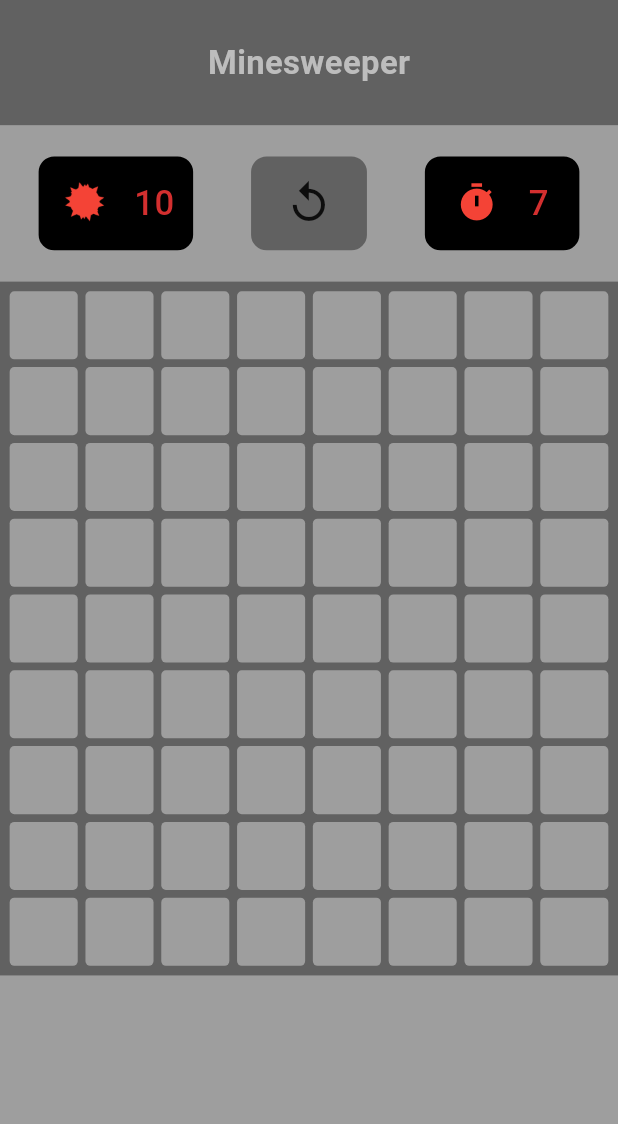
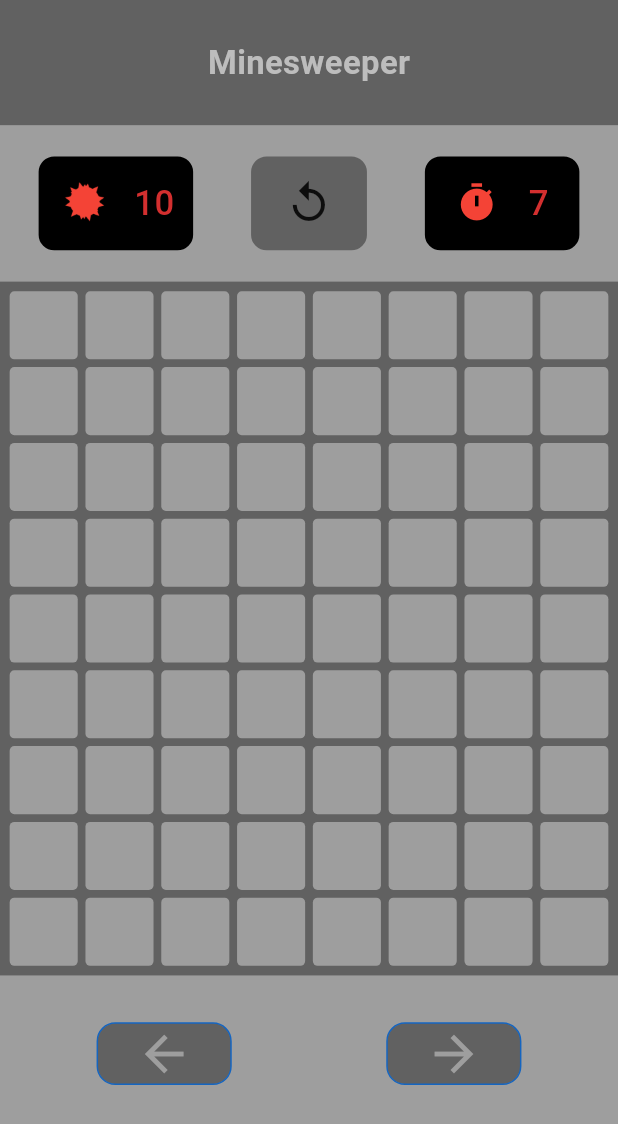
Before and after one commit to SalahMd/Minesweeper, a Flutter app: the screen it shows after launch, on a phone screen of 412 x 824 dp. Shown: the top 1124 px of the screen. Run offline on Flutter 3.47's test engine with Material 3 defaults, Android fonts, the light colour scheme and no system bars; drawn by our look-alikes of flutter_animate; our stand-ins replace flutter_screenutil, get, lottie.

Commit message:
Creating backward and forward

```diff
--- a/lib/feautres/home/view/screens/home_page.dart
+++ b/lib/feautres/home/view/screens/home_page.dart
@@ -1,7 +1,9 @@
 import 'package:flutter/material.dart';
+import 'package:flutter_screenutil/flutter_screenutil.dart';
 import 'package:get/get.dart';
 import 'package:untitled/feautres/home/controller/home_page_controller.dart';
 import 'package:untitled/feautres/home/view/widgets/grid.dart';
+import 'package:untitled/feautres/home/view/widgets/movements.dart';
 import 'package:untitled/feautres/home/view/widgets/timer.dart';
 import 'package:untitled/feautres/home/view/widgets/top_bar.dart';
 
@@ -28,6 +30,19 @@ class HomePage extends StatelessWidget {
                 numOfCells: controller.numOfCells,
                 controller: controller,
                 numOfColumns: controller.numOfColumns,
+              ),
+              SizedBox(
+                height: 30.h,
+              ),
+              Movements(
+                onBackMove: () {
+                  controller.backMove(
+                      controller.posXLstMove, controller.posYLastMove);
+                },
+                onForwardMove: () {
+                  controller.forwardMove(
+                      controller.posXLstMove, controller.posYLastMove);
+                },
               )
             ],
           ),
--- /dev/null
+++ b/lib/feautres/home/view/widgets/movements.dart
@@ -0,0 +1,57 @@
+import 'package:flutter/material.dart';
+import 'package:flutter_screenutil/flutter_screenutil.dart';
+import 'package:untitled/core/constants/colors.dart';
+import 'package:untitled/core/helpers/dimenesions.dart';
+
+class Movements extends StatelessWidget {
+  final void Function() onBackMove;
+  final void Function() onForwardMove;
+  const Movements({super.key, required this.onBackMove, required this.onForwardMove});
+
+  @override
+  Widget build(BuildContext context) {
+    return Container(
+      width: Dimensions.screenWidth(context),
+      margin: EdgeInsets.symmetric(horizontal: 10.w),
+      child: Row(
+        mainAxisAlignment: MainAxisAlignment.spaceAround,
+        children: [
+          GestureDetector(
+            onTap: onBackMove,
+            child: Container(
+              width: 70.w,
+              height: 40.h,
+              alignment: Alignment.center,
+              decoration: BoxDecoration(
+                  borderRadius: BorderRadius.circular(12.r),
+                  color: AppColors.darkGrey,
+                  border: Border.all(color: AppColors.blueColor)),
+              child: Icon(
+                Icons.arrow_back,
+                size: 30.sp,
+                color: AppColors.greyColor,
+              ),
+            ),
+          ),
+          GestureDetector(
+            onTap: onForwardMove,
+            child: Container(
+              width: 70.w,
+              height: 40.h,
+              alignment: Alignment.center,
+              decoration: BoxDecoration(
+                  borderRadius: BorderRadius.circular(12.r),
+                  color: AppColors.darkGrey,
+                  border: Border.all(color: AppColors.blueColor)),
+              child: Icon(
+                Icons.arrow_forward,
+                size: 30.sp,
+                color: AppColors.greyColor,
+              ),
+            ),
+          ),
+        ],
+      ),
+    );
+  }
+}
```
Also changed, not shown: lib/feautres/home/controller/home_page_controller.dart (+42 -7 lines).
